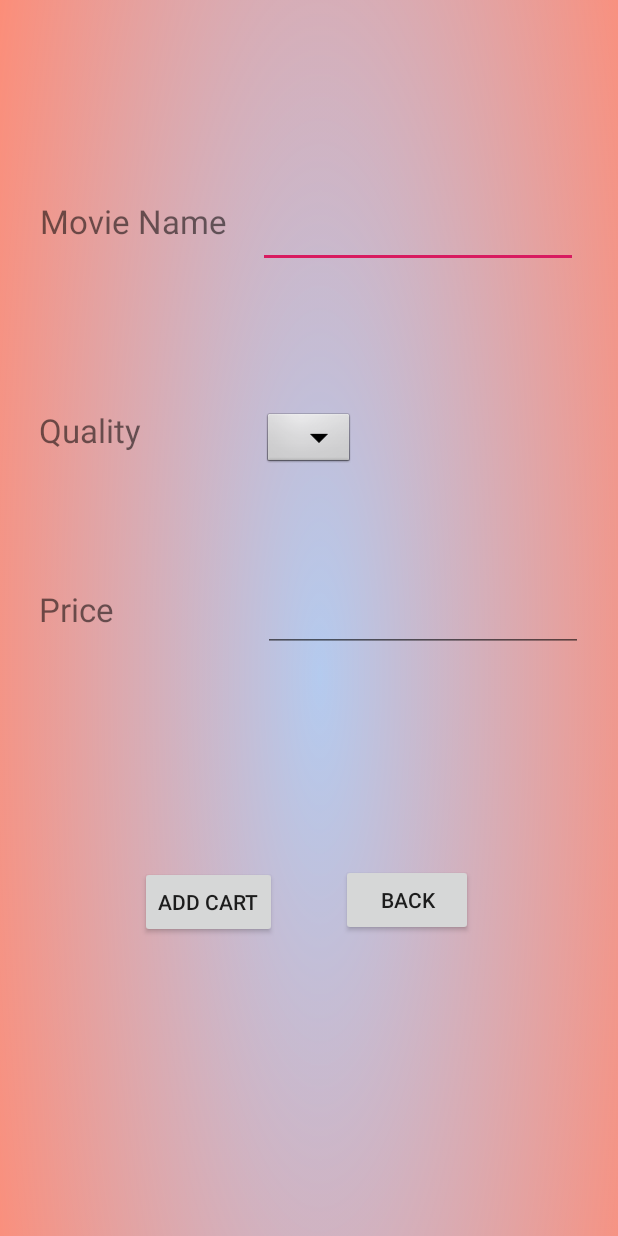
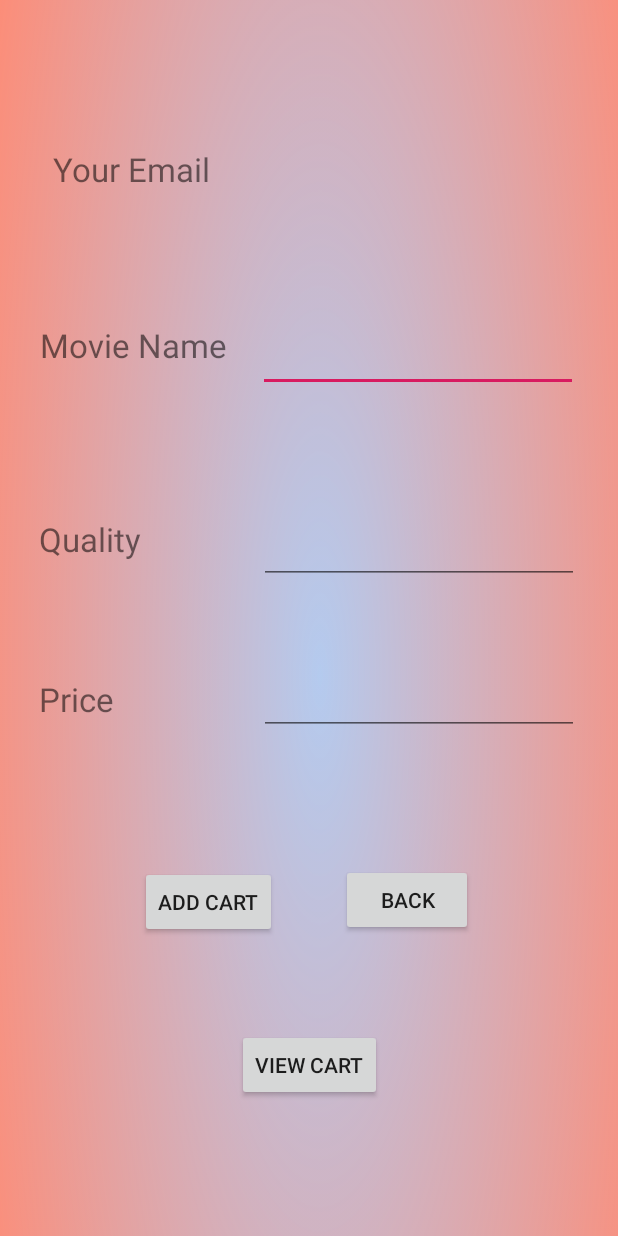
Before and after one commit to NimshiAshera/iVideo-App, an Android app: the layout activity_add_cart.xml on its own in the app's theme, with its tools: preview values and no code run, on a phone screen of 412 x 824 dp. Run offline under Robolectric (Android 15) with nearby library versions, the phone set to English and light mode, and no system bars.

Commit message:
Add files via upload

```diff
--- a/app/src/main/res/layout/activity_add_cart.xml
+++ b/app/src/main/res/layout/activity_add_cart.xml
@@ -6,21 +6,6 @@
     android:layout_height="match_parent"
     android:background="@drawable/back4"
     tools:context=".AddCartActivity">
-
-
-    <Spinner
-        android:id="@+id/spinner1"
-        android:layout_width="61dp"
-        android:layout_height="40dp"
-        android:layout_marginStart="8dp"
-        android:layout_marginEnd="8dp"
-        android:background="@android:drawable/btn_dropdown"
-        android:spinnerMode="dropdown"
-        app:layout_constraintBottom_toBottomOf="parent"
-        app:layout_constraintEnd_toEndOf="parent"
-        app:layout_constraintStart_toStartOf="parent"
-        app:layout_constraintTop_toTopOf="parent"
-        app:layout_constraintVertical_bias="0.349" />
 
     <TextView
         android:id="@+id/name"
@@ -37,7 +22,7 @@
         app:layout_constraintHorizontal_bias="0.068"
         app:layout_constraintStart_toStartOf="parent"
         app:layout_constraintTop_toTopOf="parent"
-        app:layout_constraintVertical_bias="0.16" />
+        app:layout_constraintVertical_bias="0.266" />
 
     <EditText
         android:id="@+id/mname"
@@ -55,7 +40,7 @@
         app:layout_constraintHorizontal_bias="1.0"
         app:layout_constraintStart_toStartOf="parent"
         app:layout_constraintTop_toTopOf="parent"
-        app:layout_constraintVertical_bias="0.164" />
+        app:layout_constraintVertical_bias="0.273" />
 
     <TextView
         android:id="@+id/vprice"
@@ -71,7 +56,8 @@
         app:layout_constraintEnd_toEndOf="parent"
         app:layout_constraintHorizontal_bias="0.054"
         app:layout_constraintStart_toStartOf="parent"
-        app:layout_constraintTop_toTopOf="parent" />
+        app:layout_constraintTop_toTopOf="parent"
+        app:layout_constraintVertical_bias="0.578" />
 
     <TextView
         android:id="@+id/vqua"
@@ -87,7 +73,7 @@
         app:layout_constraintHorizontal_bias="0.059"
         app:layout_constraintStart_toStartOf="parent"
         app:layout_constraintTop_toTopOf="parent"
-        app:layout_constraintVertical_bias="0.346" />
+        app:layout_constraintVertical_bias="0.438" />
 
     <EditText
         android:id="@+id/mprice"
@@ -100,9 +86,26 @@
         android:text=""
         app:layout_constraintBottom_toBottomOf="parent"
         app:layout_constraintEnd_toEndOf="parent"
-        app:layout_constraintHorizontal_bias="0.917"
+        app:layout_constraintHorizontal_bias="0.901"
         app:layout_constraintStart_toStartOf="parent"
-        app:layout_constraintTop_toTopOf="parent" />
+        app:layout_constraintTop_toTopOf="parent"
+        app:layout_constraintVertical_bias="0.571" />
+
+    <EditText
+        android:id="@+id/mqnt"
+        android:layout_width="wrap_content"
+        android:layout_height="wrap_content"
+        android:layout_marginStart="8dp"
+        android:layout_marginEnd="8dp"
+        android:ems="10"
+        android:inputType="textPersonName"
+        android:text=""
+        app:layout_constraintBottom_toBottomOf="parent"
+        app:layout_constraintEnd_toEndOf="parent"
+        app:layout_constraintHorizontal_bias="0.901"
+        app:layout_constraintStart_toStartOf="parent"
+        app:layout_constraintTop_toTopOf="parent"
+        app:layout_constraintVertical_bias="0.442" />
 
     <Button
         android:id="@+id/cart"
@@ -137,6 +140,51 @@
         app:layout_constraintVertical_bias="0.747"
         android:onClick="ViewMovie"/>
 
+    <TextView
+        android:id="@+id/textView9"
+        android:layout_width="wrap_content"
+        android:layout_height="wrap_content"
+        android:layout_marginTop="8dp"
+        android:layout_marginEnd="272dp"
+        android:layout_marginBottom="8dp"
+        android:text="Your Email"
+        android:textSize="10pt"
+        app:layout_constraintBottom_toBottomOf="parent"
+        app:layout_constraintEnd_toEndOf="parent"
+        app:layout_constraintTop_toTopOf="parent"
+        app:layout_constraintVertical_bias="0.116" />
+
+    <TextView
+        android:id="@+id/email"
+        android:layout_width="222dp"
+        android:layout_height="38dp"
+        android:layout_marginStart="8dp"
+        android:layout_marginTop="8dp"
+        android:layout_marginEnd="8dp"
+        android:layout_marginBottom="8dp"
+        android:text=""
+        android:textSize="8pt"
+        app:layout_constraintBottom_toBottomOf="parent"
+        app:layout_constraintEnd_toEndOf="parent"
+        app:layout_constraintHorizontal_bias="0.895"
+        app:layout_constraintStart_toStartOf="parent"
+        app:layout_constraintTop_toTopOf="parent"
+        app:layout_constraintVertical_bias="0.116" />
+
+    <Button
+        android:id="@+id/viewCart"
+        android:layout_width="wrap_content"
+        android:layout_height="wrap_content"
+        android:layout_marginStart="8dp"
+        android:layout_marginTop="8dp"
+        android:layout_marginEnd="8dp"
+        android:layout_marginBottom="8dp"
+        android:text="View Cart"
+        app:layout_constraintBottom_toBottomOf="parent"
+        app:layout_constraintEnd_toEndOf="parent"
+        app:layout_constraintStart_toStartOf="parent"
+        app:layout_constraintTop_toTopOf="parent"
+        app:layout_constraintVertical_bias="0.892" />
 
 
 </android.support.constraint.ConstraintLayout>
--- a/app/src/main/res/layout/activity_movie_view.xml
+++ b/app/src/main/res/layout/activity_movie_view.xml
@@ -123,7 +123,7 @@
         android:textStyle="italic"
         app:layout_constraintBottom_toBottomOf="parent"
         app:layout_constraintEnd_toEndOf="parent"
-        app:layout_constraintHorizontal_bias="0.705"
+        app:layout_constraintHorizontal_bias="0.672"
         app:layout_constraintStart_toStartOf="parent"
         app:layout_constraintTop_toTopOf="parent"
         app:layout_constraintVertical_bias="0.115" />
@@ -199,7 +199,7 @@
         android:textStyle="italic"
         app:layout_constraintBottom_toBottomOf="parent"
         app:layout_constraintEnd_toEndOf="parent"
-        app:layout_constraintHorizontal_bias="0.672"
+        app:layout_constraintHorizontal_bias="0.705"
         app:layout_constraintStart_toStartOf="parent"
         app:layout_constraintTop_toTopOf="parent"
         app:layout_constraintVertical_bias="0.366" />
```
Also changed, not shown: app/src/main/res/layout/list_adapter_view.xml (added, +54 -0 lines), app/src/main/res/layout/view_contents_layout.xml (added, +21 -0 lines), app/src/main/res/values/strings.xml (+10 -0 lines), app/src/main/res/drawable-v24/ic_launcher_foreground.xml (line endings or trailing spaces), app/src/main/res/drawable/background.jpg (added), app/src/main/res/drawable/ic_launcher_background.xml (line endings or trailing spaces), app/src/main/res/layout/activity_add_movie.xml (line endings or trailing spaces), app/src/main/res/layout/activity_content.xml (line endings or trailing spaces), app/src/main/res/layout/activity_login.xml (line endings or trailing spaces), app/src/main/res/layout/activity_main.xml (line endings or trailing spaces), app/src/main/res/layout/activity_register.xml (line endings or trailing spaces), app/src/main/res/layout/activity_view.xml (line endings or trailing spaces), app/src/main/res/mipmap-anydpi-v26/ic_launcher.xml (line endings or trailing spaces), app/src/main/res/mipmap-anydpi-v26/ic_launcher_round.xml (line endings or trailing spaces), 2 more files.
